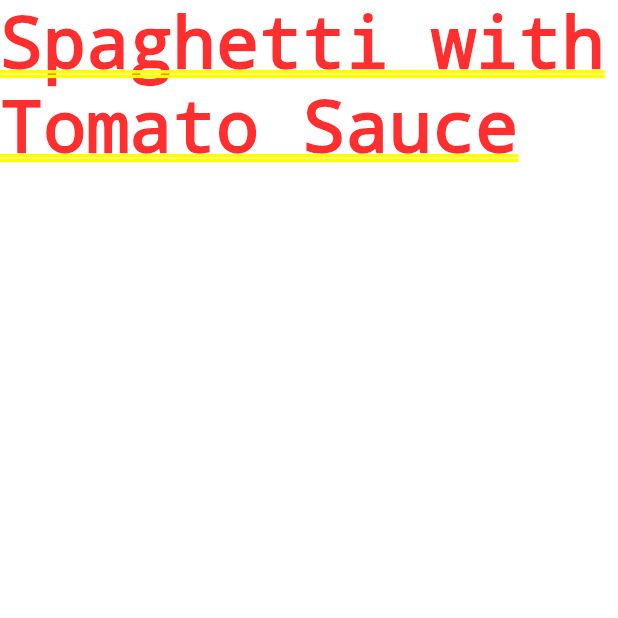
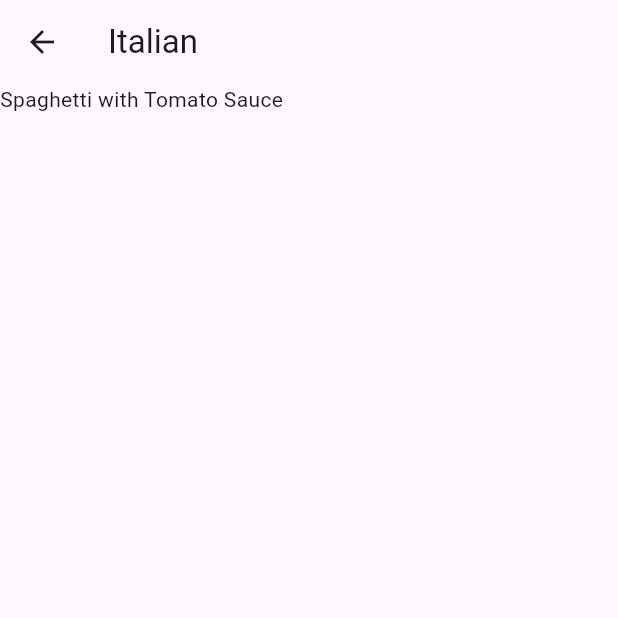
Before and after one commit to AiExpert1985/meals, a Flutter app: the screen it shows after launch, after a tap on "Italian", on a phone screen of 412 x 824 dp, the top half of it. Run offline on Flutter 3.47's test engine with Material 3 defaults, Android fonts, the phone set to English and light mode, and no system bars; our stand-ins replace flutter_riverpod.

Commit message:
adding appbar to meals

```diff
--- a/lib/Screens/meals_screen.dart
+++ b/lib/Screens/meals_screen.dart
@@ -1,8 +1,9 @@
 import 'package:flutter/material.dart';
 import 'package:flutter_riverpod/flutter_riverpod.dart';
+
 import 'package:meals/models/meal.dart';
-
 import 'package:meals/providers/meals_provider.dart';
+import 'package:meals/providers/selected_category_provider.dart';
 
 class MealsScreen extends ConsumerWidget {
   const MealsScreen({super.key});
@@ -10,8 +11,10 @@ class MealsScreen extends ConsumerWidget {
   @override
   Widget build(BuildContext context, WidgetRef ref) {
     final meals = ref.watch(mealsProvider);
-    return ListView(
-      children: [for (Meal meal in meals) Text(meal.title)],
+    final category = ref.watch(selectedCategoryProvider);
+    return Scaffold(
+      appBar: AppBar(title: Text(category?.title ?? "All categories")),
+      body: ListView(children: [for (Meal meal in meals) Text(meal.title)]),
     );
   }
 }
```
Also changed, not shown: 1 other file.
